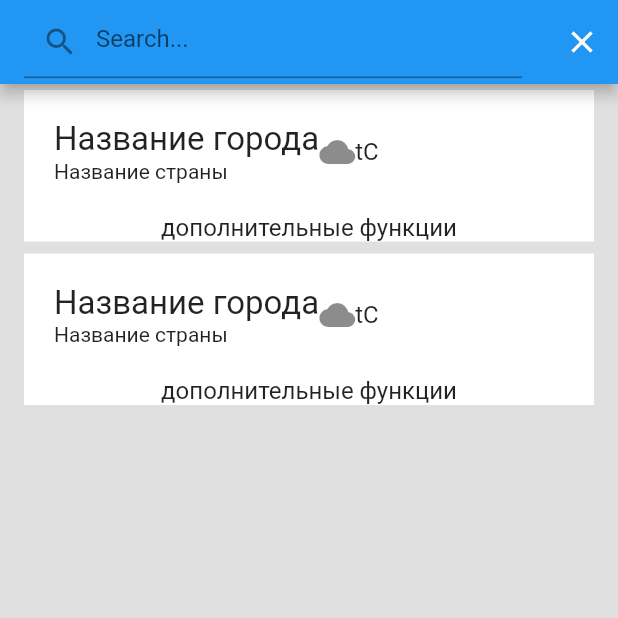
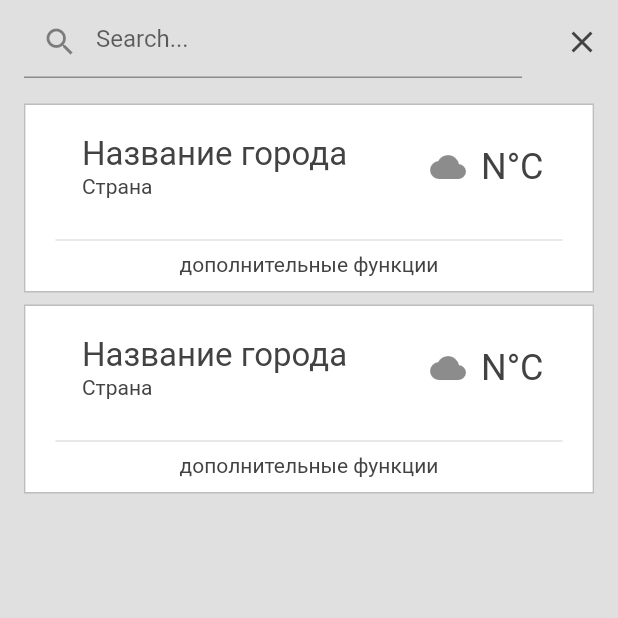
Before and after one commit to werekittyapps/weather.dart, a Flutter app: the screen it shows after launch, after a tap on the "search" icon, on a phone screen of 412 x 824 dp, the top half of it. Run offline on Flutter 3.47's test engine with Material 2 defaults, Android fonts, the phone set to English and light mode, and no system bars.

Commit message:
// Разметка карточек и аппбара

```diff
--- a/lib/main.dart
+++ b/lib/main.dart
@@ -5,6 +5,14 @@ void main() {
   runApp(
       new MaterialApp(
           debugShowCheckedModeBanner: false,// скрываем надпись debug
+          theme: ThemeData(
+          primarySwatch: Colors.grey,
+            textTheme: TextTheme(
+              headline: TextStyle(fontSize: 72.0, fontWeight: FontWeight.bold, color: Colors.grey[800]),
+              title: TextStyle(fontSize: 36.0, fontStyle: FontStyle.italic, color: Colors.grey[800]),
+              body1: TextStyle(fontSize: 14.0, fontFamily: 'Hind', color: Colors.grey[800]),
+            ),
+      ),
           home: WeatherBody()
       )
   );
--- a/lib/weather.dart
+++ b/lib/weather.dart
@@ -1,7 +1,9 @@
 import 'package:flutter/cupertino.dart';
 import 'package:flutter/material.dart';
+import 'package:weather/widgets/texts.dart';
 
 class WeatherBody extends StatefulWidget {
+
 @override
 createState() => new WeatherBodyState();
 }
@@ -54,30 +56,30 @@ class WeatherBodyState extends State<WeatherBody> {
   Widget build(BuildContext context) {
     return Scaffold(
         backgroundColor: Colors.grey[300],
-      appBar: AppBar(
-        title: _appBarTitle,
-        actions: <Widget>[
-          IconButton(
-            icon: _searchIcon,
-            onPressed: () {
-              print("pressed");
-              searching();
-              },
-          ),],
-      ),
-      body: Container(
+        //appBar:
+        body: Stack(
+          children: <Widget>[
+            Container(
+                padding: EdgeInsets.fromLTRB(0, 60, 0, 0),
                 child: searchFlag ?
                 // If we searching
                 Column (
                     children: [
                       Expanded (
                         child: Container (
+                          padding: EdgeInsets.fromLTRB(0, 5, 0, 0),
                           child:
                           ListView.builder(
                               itemCount: 2,//_filteredArray.length,
                               itemBuilder: (context, i){
                                 return new ListTile(
-                        title: Container (
+                                  title: Container(
+                                    decoration: BoxDecoration(
+                                      border: Border.all(
+                                          color: Colors.grey[400]
+                                      ),
+                                    ),
+                                    child: Container (
                                       // Белая карточка
                                       //padding: EdgeInsets.fromLTRB(5, 0, 5, 0),
                                         color: Colors.white,
@@ -91,6 +93,7 @@ class WeatherBodyState extends State<WeatherBody> {
                                                   Container(
                                                     padding: EdgeInsets.fromLTRB(20, 20, 10, 20),
                                                     child: Row(
+                                                      mainAxisAlignment: MainAxisAlignment.spaceAround,
                                                       children: [
                                                         // Город и страна
                                                         // Иконка
@@ -100,78 +103,49 @@ class WeatherBodyState extends State<WeatherBody> {
                                                           child: Column(
                                                             crossAxisAlignment: CrossAxisAlignment.start,
                                                             children: [
-                                                    RichText(
-                                                    text: TextSpan(
-                                                        style: DefaultTextStyle.of(context).style,
-                                                        children: [
-                                                          TextSpan(
-                                                          text: 'Название города',
-                                                          style: TextStyle(
-                                                            fontSize: 22
-                                                          )
-                                                        )
-                                                      ]
+                                                              greyTextView(context, 'Название города', 22),
+                                                              greyTextView(context, 'Cтранa', 14),
+                                                            ],
                                                           ),
                                                         ),
-                                                  RichText(
-                                                    text: TextSpan(
-                                                        style: DefaultTextStyle.of(context).style,
-                                                        children: [
-                                                          TextSpan(
-                                                              text: 'Название страны',
-                                                              style: TextStyle(
-                                                                  fontSize: 14
-                                                              )
-                                                          )
-                                                        ]
+                                                        Column(
+                                                          crossAxisAlignment: CrossAxisAlignment.end,
+                                                          children: <Widget>[
+                                                            Row(
+                                                              children: <Widget>[
+                                                                Container(
+                                                                  alignment: Alignment(1.0, -1.0),
+                                                                  padding: EdgeInsets.fromLTRB(20, 5, 5, 5),
+                                                                  child: Icon(Icons.cloud),
                                                                 ),
-                                                  )
+                                                                Container(
+                                                                  alignment: Alignment(1.0, -1.0),
+                                                                  padding: EdgeInsets.fromLTRB(5, 5, 5, 5),
+                                                                  child: greyTextView(context, 'N°C', 24),
+                                                                ),
+                                                              ],
+                                                            ),
+                                                          ],
+                                                        ),
                                                       ],
                                                     ),
                                                   ),
                                                   Container(
-                                              alignment: Alignment(1.0, -1.0),
-                                              child: Icon(Icons.cloud),
+                                                    padding: EdgeInsets.fromLTRB(20, 0, 20, 0),
+                                                    child: Divider(
+                                                      thickness: 1,
+                                                    ),
                                                   ),
                                                   Container(
-                                              alignment: Alignment(1.0, -1.0),
-                                              child: Text("tC"),
+                                                    padding: EdgeInsets.fromLTRB(5, 0, 5, 10),
+                                                    child: greyTextView(context, 'дополнительные функции', 14),
                                                   ),
-                                          ],
-                                        ),
-                                      ),
-
-                                      Text("дополнительные функции"),
                                                 ],
                                               ),
                                             )
                                           ],
                                         )
-                            //Row(
-                            //    children:[
-                            //      Expanded(
-                            //          child: Container(
-                            //              child: Column (
-                            //                crossAxisAlignment: CrossAxisAlignment.start,
-                            //                children: [
-                            //                  Container (
-                            //                    padding: EdgeInsets.fromLTRB(10, 10, 0, 10),
-                            //                    child: RichText(
-                            //                      text: TextSpan(
-                            //                        style: DefaultTextStyle.of(context).style,
-                            //                        children: <TextSpan>[
-                            //                          TextSpan(text: 'Title: ', style: TextStyle(fontWeight: FontWeight.bold)),
-                            //                          TextSpan(text: "${_filteredArray[i]["title"]}"),
-                            //                        ],
-                            //                      ),
-                            //                    ),
-                            //                  ),
-                            //                ],
-                            //              )
-                            //          )
-                            //      ),
-                            //    ]
-                            //)
+                                    ),
                                   ),
                                 );
                               }),
@@ -180,9 +154,28 @@ class WeatherBodyState extends State<WeatherBody> {
                     ]) :
                 // If we not searching, we must show favorite cards
                 Container()
+            ),
+            new Positioned(
+              top: 0.0,
+              left: 0.0,
+              right: 0.0,
+              child: AppBar(
+                title: _appBarTitle,
+                backgroundColor: Colors.transparent,
+                elevation: 0.0,
+                actions: <Widget>[
+                  IconButton(
+                    icon: _searchIcon,
+                    color: Colors.grey[800],
+                    onPressed: () {
+                      print("pressed");
+                      searching();
+                      },
+                  ),],
+              ),
+            )
+          ],
         )
     );
   }
-
-
 }
--- /dev/null
+++ b/lib/widgets/texts.dart
@@ -0,0 +1,19 @@
+import 'package:flutter/cupertino.dart';
+import 'package:flutter/material.dart';
+
+greyTextView (BuildContext context, String text, double textSize) {
+  return RichText(
+    text: TextSpan(
+        style: DefaultTextStyle.of(context).style,
+        children: [
+          TextSpan(
+              text: text,
+              style: TextStyle(
+                  fontSize: textSize,
+                  color: Colors.grey[800]
+              )
+          )
+        ]
+    ),
+  );
+}
```
Lines whose indentation alone changed are shown as unchanged.
